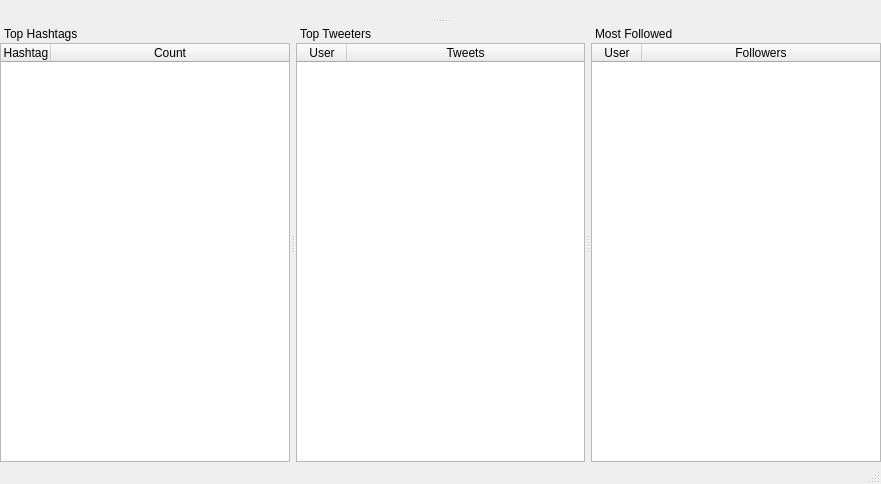
Before: the Qt Designer form twicorder/widgets/analytwics/ui/view.ui in thimic/twicorder, drawn with Qt 5.
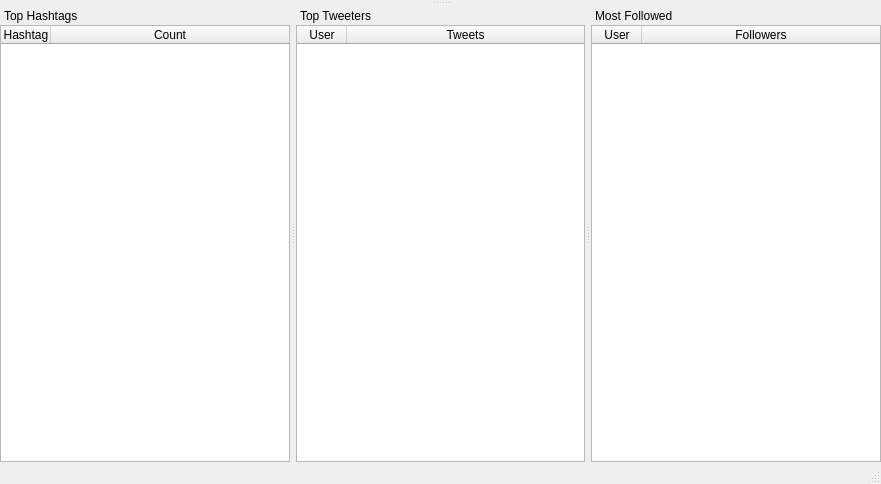
After: the same form once the commit is applied.

Commit message: AnalyTwics: Squashed central widget as it's currently empty

Patch:
```diff
--- a/twicorder/widgets/analytwics/ui/view.ui
+++ b/twicorder/widgets/analytwics/ui/view.ui
@@ -15,11 +15,17 @@
   </property>
   <widget class="QWidget" name="centralwidget">
    <property name="sizePolicy">
-    <sizepolicy hsizetype="Preferred" vsizetype="Fixed">
+    <sizepolicy hsizetype="Preferred" vsizetype="Maximum">
      <horstretch>0</horstretch>
      <verstretch>0</verstretch>
     </sizepolicy>
    </property>
+   <property name="maximumSize">
+    <size>
+     <width>16777215</width>
+     <height>0</height>
+    </size>
+   </property>
    <layout class="QHBoxLayout" name="horizontalLayout"/>
   </widget>
   <widget class="QMenuBar" name="menubar">
```
